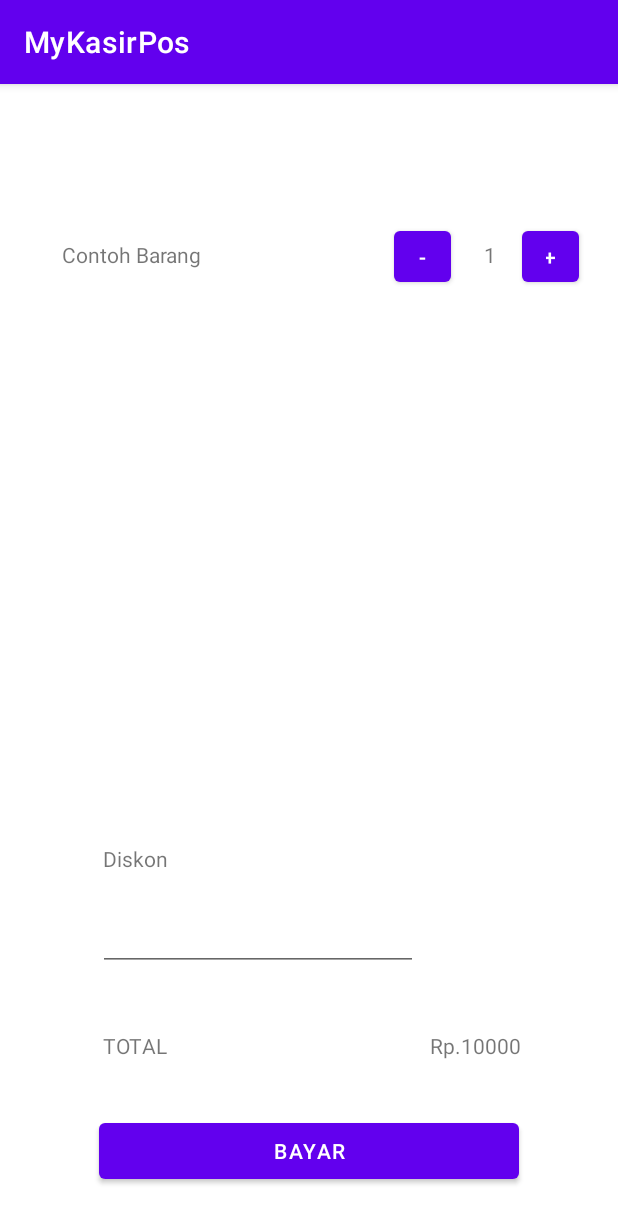
After one commit to billyrefanto/MyKasirPos, an Android app: the CheckoutFragment screen opened through its navigation route, on a phone screen of 412 x 824 dp. The commit adds this screen. Shown: the top 1223 px of the screen. Run offline under Robolectric (Android 15) with nearby library versions, the phone set to English and light mode, and no system bars.

Commit message:
add function

```diff
--- a/app/build.gradle
+++ b/app/build.gradle
@@ -44,6 +44,8 @@ dependencies {
     implementation 'androidx.constraintlayout:constraintlayout:2.0.4'
     implementation "androidx.navigation:navigation-fragment-ktx:$nav_version"
     implementation "androidx.navigation:navigation-ui-ktx:$nav_version"
+    implementation 'androidx.lifecycle:lifecycle-livedata-ktx:2.3.1'
+    implementation 'androidx.lifecycle:lifecycle-viewmodel-ktx:2.3.1'
     testImplementation 'junit:junit:4.+'
     androidTestImplementation 'androidx.test.ext:junit:1.1.2'
     androidTestImplementation 'androidx.test.espresso:espresso-core:3.3.0'
--- a/app/src/main/java/org/d3if4041/mykasirpos/MainActivity.kt
+++ b/app/src/main/java/org/d3if4041/mykasirpos/MainActivity.kt
@@ -11,8 +11,8 @@ class MainActivity : AppCompatActivity() {
 
     override fun onCreate(savedInstanceState: Bundle?) {
         super.onCreate(savedInstanceState)
-        setContentView(R.layout.fragment_pembayaran)
+        setContentView(R.layout.activity_main)
 
-        //navController = findNavController(R.id.hostFragment)
+        navController = findNavController(R.id.hostFragment)
     }
 }
--- /dev/null
+++ b/app/src/main/java/org/d3if4041/mykasirpos/ui/CheckoutFragment.kt
@@ -0,0 +1,24 @@
+package org.d3if4041.mykasirpos.ui
+
+import android.os.Bundle
+import android.view.LayoutInflater
+import android.view.View
+import android.view.ViewGroup
+import androidx.fragment.app.Fragment
+import org.d3if4041.mykasirpos.databinding.FragmentCheckoutBinding
+
+class CheckoutFragment : Fragment() {
+
+    private lateinit var binding: FragmentCheckoutBinding
+
+    override fun onCreateView(inflater: LayoutInflater, container: ViewGroup?, savedInstanceState: Bundle?): View? {
+        binding = FragmentCheckoutBinding.inflate(layoutInflater, container, false)
+
+        return binding.root
+    }
+
+    private fun tambah(){
+
+        binding.totalBarang.text
+    }
+}
--- a/app/src/main/java/org/d3if4041/mykasirpos/ui/LoginFragment.kt
+++ b/app/src/main/java/org/d3if4041/mykasirpos/ui/LoginFragment.kt
@@ -16,7 +16,7 @@ class LoginFragment : Fragment() {
     private lateinit var binding: FragmentLoginBinding
 
     override fun onCreateView(inflater: LayoutInflater, container: ViewGroup?, savedInstanceState: Bundle?): View? {
-        binding = FragmentLoginBinding.inflate(inflater, container, false)
+        binding = FragmentLoginBinding.inflate(layoutInflater, container, false)
         binding.buttonlogin.setOnClickListener {login()}
         binding.registrasi.setOnClickListener {
             findNavController().navigate(R.id.action_loginFragment_to_registerFragment)
@@ -36,6 +36,7 @@ class LoginFragment : Fragment() {
             Toast.makeText(context, "password salah", Toast.LENGTH_LONG).show()
             return
         }
+        findNavController().navigate(R.id.action_loginFragment_to_homepage)
     }
 
 }
--- a/app/src/main/res/layout/fragment_checkout.xml
+++ b/app/src/main/res/layout/fragment_checkout.xml
@@ -83,4 +83,27 @@
         app:layout_constraintHorizontal_bias="0.328"
         app:layout_constraintStart_toStartOf="parent" />
 
+    <Button
+        android:id="@+id/button4"
+        android:layout_width="38dp"
+        android:layout_height="46dp"
+        android:layout_marginStart="16dp"
+        android:layout_marginTop="92dp"
+        android:text="+"
+        app:layout_constraintEnd_toEndOf="parent"
+        app:layout_constraintHorizontal_bias="0.037"
+        app:layout_constraintStart_toEndOf="@+id/totalBarang"
+        app:layout_constraintTop_toTopOf="parent" />
+
+    <Button
+        android:id="@+id/button5"
+        android:layout_width="38dp"
+        android:layout_height="46dp"
+        android:layout_marginStart="128dp"
+        android:layout_marginTop="92dp"
+        android:text="-"
+        app:layout_constraintStart_toEndOf="@+id/contohBarang"
+        app:layout_constraintTop_toTopOf="parent"
+        app:layout_constraintstart_toStartOf="parent" />
+
 </androidx.constraintlayout.widget.ConstraintLayout>
```
Also changed, not shown: app/src/main/java/org/d3if4041/mykasirpos/ui/HomeFragment.kt (renamed from app/src/main/java/org/d3if4041/mykasirpos/ui/homepage.kt, +15 -4 lines), app/src/main/java/org/d3if4041/mykasirpos/ui/PembayaranFragment.kt (+21 -9 lines), app/src/main/java/org/d3if4041/mykasirpos/ui/TambahFragment.kt (added, +21 -0 lines), app/src/main/res/layout/fragment_pembayaran.xml (+2 -11 lines), app/src/main/res/layout/fragment_tambah.xml (renamed from app/src/main/res/layout/tambah_barang.xml, +5 -5 lines), app/src/main/res/navigation/navigation.xml (+26 -2 lines).
